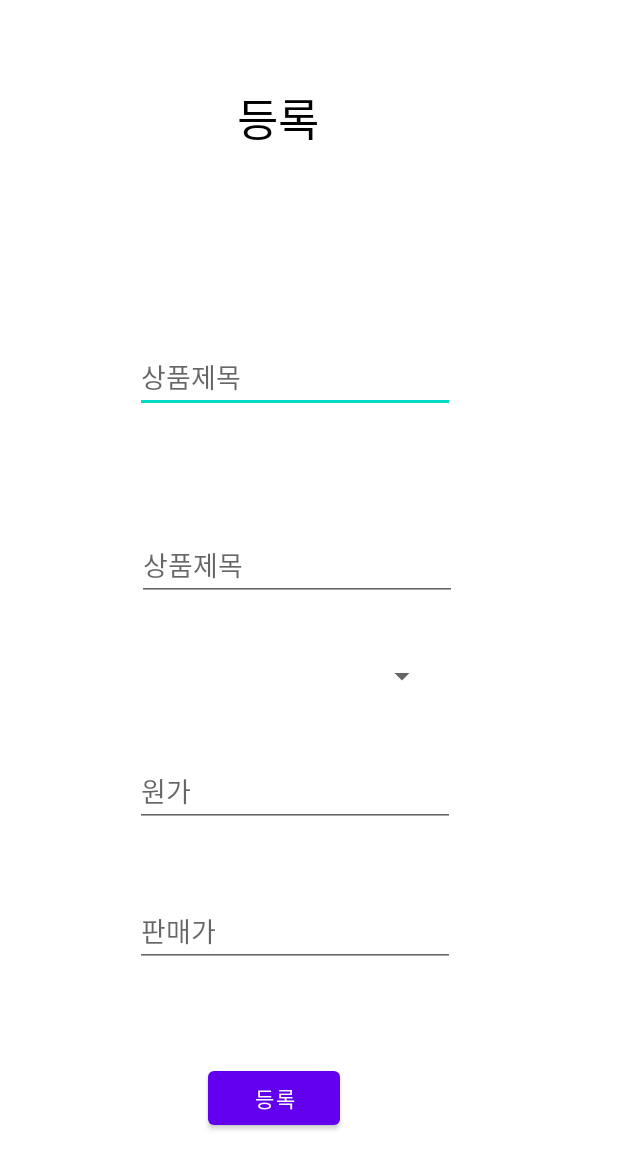
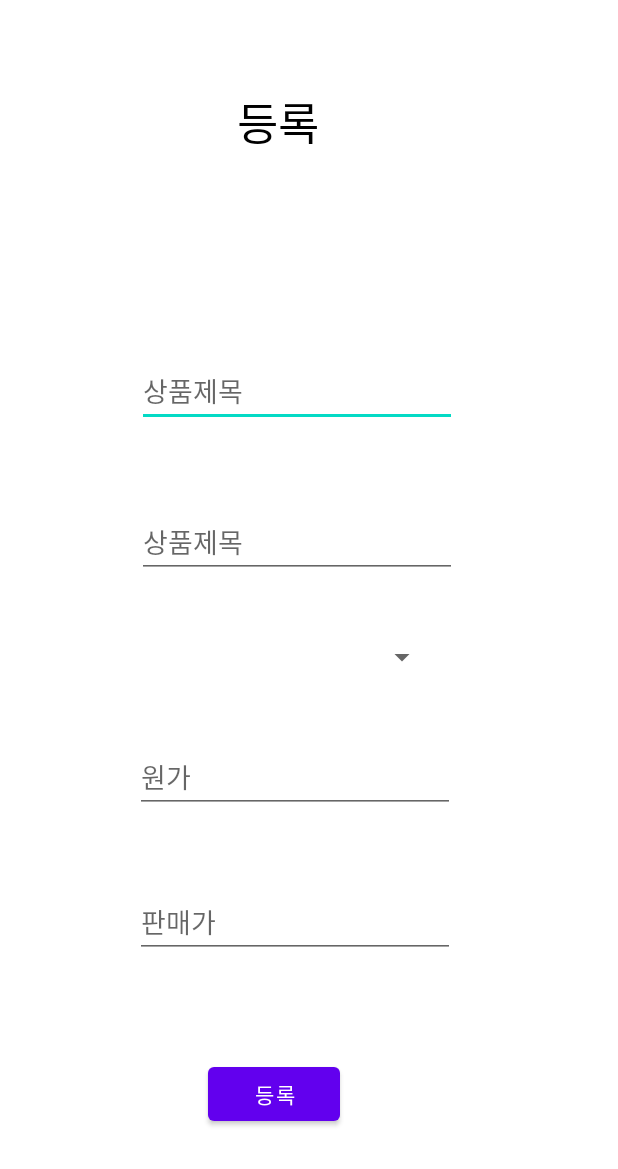
Before and after one commit to maie421/android, an Android app: the ProductActivity screen opened directly, with no data from a screen before it, on a phone screen of 412 x 824 dp. Shown: the top 1169 px of the screen. Run offline under Robolectric (Android 15) with nearby library versions, the phone set to English and light mode, and no system bars.

Commit message:
feat : 등록

```diff
--- a/app/src/main/res/layout/activity_product.xml
+++ b/app/src/main/res/layout/activity_product.xml
@@ -31,6 +31,7 @@
         android:textSize="30dp"
         app:layout_constraintBottom_toTopOf="@+id/editTextTextPersonName4"
         app:layout_constraintEnd_toEndOf="parent"
+        app:layout_constraintHorizontal_bias="1.0"
         app:layout_constraintStart_toStartOf="parent"
         app:layout_constraintTop_toBottomOf="@+id/editTextTextPersonName3" />
 
@@ -55,12 +56,13 @@
         android:layout_marginStart="91dp"
         android:layout_marginTop="31dp"
         android:layout_marginEnd="110dp"
-        android:layout_marginBottom="36dp"
+        android:layout_marginBottom="8dp"
         android:ems="10"
         android:hint="상품제목"
         android:inputType="textPersonName"
         app:layout_constraintBottom_toTopOf="@+id/editTextTextPersonName3"
         app:layout_constraintEnd_toEndOf="parent"
+        app:layout_constraintHorizontal_bias="0.0"
         app:layout_constraintStart_toStartOf="parent"
         app:layout_constraintTop_toBottomOf="@+id/imageView5" />
 
```
